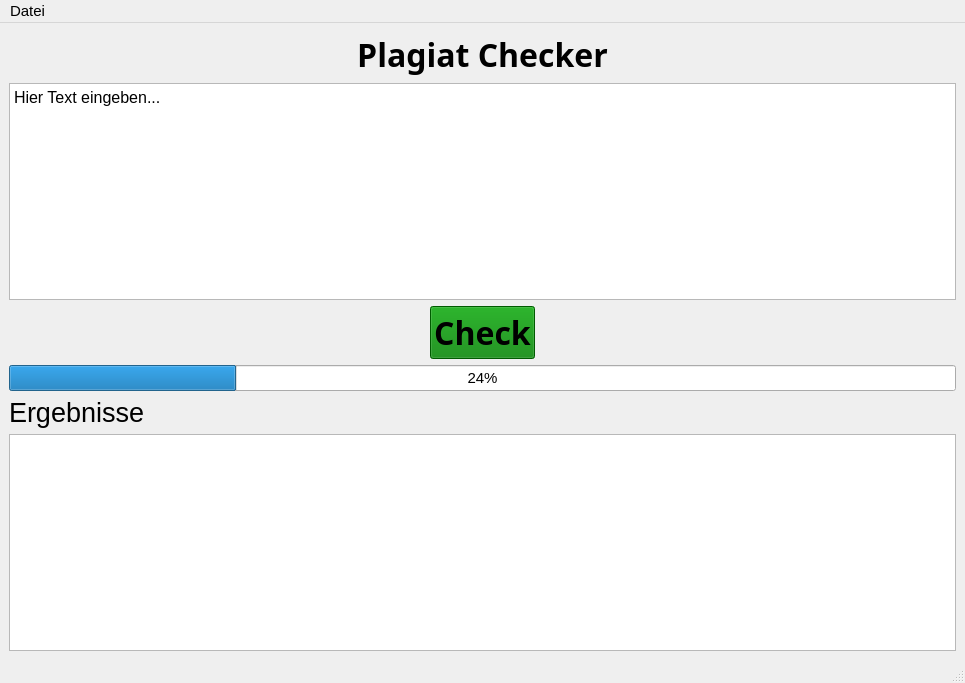
Qt form Qt/frm_main.ui (930C/plagiat-checker) before a commit.
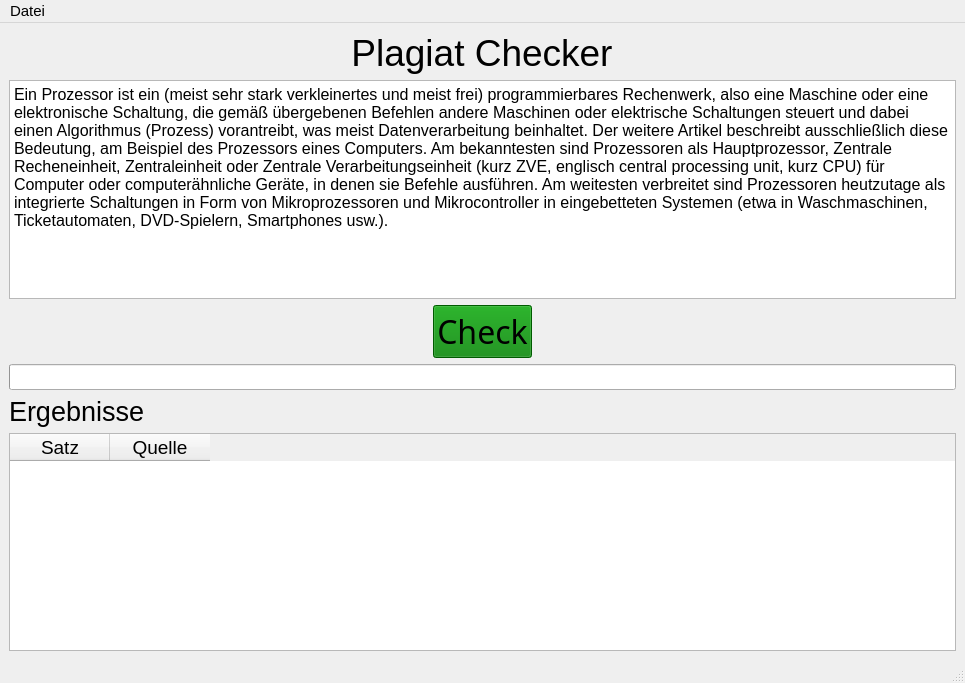
The same form after that commit.

```diff
--- a/Qt/frm_main.ui
+++ b/Qt/frm_main.ui
@@ -16,54 +16,30 @@
    </font>
   </property>
   <property name="windowTitle">
-   <string>MainWindow</string>
+   <string>Plagiat Checker v1</string>
+  </property>
+  <property name="toolButtonStyle">
+   <enum>Qt::ToolButtonIconOnly</enum>
+  </property>
+  <property name="tabShape">
+   <enum>QTabWidget::Rounded</enum>
   </property>
   <widget class="QWidget" name="centralwidget">
    <layout class="QGridLayout" name="gridLayout">
-    <item row="0" column="0" alignment="Qt::AlignHCenter">
-     <widget class="QLabel" name="lb_plagiatChecker">
-      <property name="baseSize">
-       <size>
-        <width>2</width>
-        <height>0</height>
-       </size>
-      </property>
-      <property name="font">
-       <font>
-        <family>Noto Sans Display Bold</family>
-        <pointsize>24</pointsize>
-        <weight>75</weight>
-        <italic>false</italic>
-        <bold>true</bold>
-       </font>
-      </property>
-      <property name="text">
-       <string>Plagiat Checker</string>
-      </property>
-      <property name="alignment">
-       <set>Qt::AlignCenter</set>
-      </property>
-     </widget>
-    </item>
-    <item row="1" column="0">
-     <widget class="QPlainTextEdit" name="te_input">
-      <property name="baseSize">
-       <size>
-        <width>2</width>
-        <height>0</height>
-       </size>
-      </property>
-      <property name="font">
-       <font>
-        <pointsize>12</pointsize>
-       </font>
-      </property>
-      <property name="plainText">
-       <string>Hier Text eingeben...</string>
-      </property>
-     </widget>
-    </item>
     <item row="5" column="0">
+     <widget class="QProgressBar" name="progressBar">
+      <property name="value">
+       <number>0</number>
+      </property>
+      <property name="invertedAppearance">
+       <bool>false</bool>
+      </property>
+      <property name="format">
+       <string/>
+      </property>
+     </widget>
+    </item>
+    <item row="6" column="0">
      <widget class="QLabel" name="lb_ergebnisse">
       <property name="baseSize">
        <size>
@@ -84,20 +60,25 @@
       </property>
      </widget>
     </item>
-    <item row="4" column="0">
-     <widget class="QProgressBar" name="progressBar">
-      <property name="baseSize">
-       <size>
-        <width>2</width>
-        <height>0</height>
-       </size>
+    <item row="0" column="0" alignment="Qt::AlignHCenter">
+     <widget class="QLabel" name="lb_plagiatChecker">
+      <property name="enabled">
+       <bool>true</bool>
       </property>
-      <property name="value">
-       <number>24</number>
+      <property name="font">
+       <font>
+        <pointsize>28</pointsize>
+       </font>
+      </property>
+      <property name="text">
+       <string>Plagiat Checker</string>
+      </property>
+      <property name="alignment">
+       <set>Qt::AlignCenter</set>
       </property>
      </widget>
     </item>
-    <item row="2" column="0" alignment="Qt::AlignHCenter">
+    <item row="4" column="0" alignment="Qt::AlignHCenter">
      <widget class="QPushButton" name="bt_check">
       <property name="baseSize">
        <size>
@@ -109,9 +90,6 @@
        <font>
         <family>Noto Sans Display Bold</family>
         <pointsize>24</pointsize>
-        <weight>75</weight>
-        <italic>false</italic>
-        <bold>true</bold>
        </font>
       </property>
       <property name="cursor">
@@ -129,7 +107,7 @@
       </property>
      </widget>
     </item>
-    <item row="6" column="0">
+    <item row="7" column="0">
      <widget class="QTableWidget" name="tv_ergebnisse">
       <property name="baseSize">
        <size>
@@ -142,6 +120,31 @@
         <pointsize>14</pointsize>
        </font>
       </property>
+      <property name="sizeAdjustPolicy">
+       <enum>QAbstractScrollArea::AdjustToContentsOnFirstShow</enum>
+      </property>
+      <column>
+       <property name="text">
+        <string>Satz</string>
+       </property>
+      </column>
+      <column>
+       <property name="text">
+        <string>Quelle</string>
+       </property>
+      </column>
+     </widget>
+    </item>
+    <item row="1" column="0">
+     <widget class="QPlainTextEdit" name="te_input">
+      <property name="font">
+       <font>
+        <pointsize>12</pointsize>
+       </font>
+      </property>
+      <property name="plainText">
+       <string>Ein Prozessor ist ein (meist sehr stark verkleinertes und meist frei) programmierbares Rechenwerk, also eine Maschine oder eine elektronische Schaltung, die gemäß übergebenen Befehlen andere Maschinen oder elektrische Schaltungen steuert und dabei einen Algorithmus (Prozess) vorantreibt, was meist Datenverarbeitung beinhaltet. Der weitere Artikel beschreibt ausschließlich diese Bedeutung, am Beispiel des Prozessors eines Computers. Am bekanntesten sind Prozessoren als Hauptprozessor, Zentrale Recheneinheit, Zentraleinheit oder Zentrale Verarbeitungseinheit (kurz ZVE, englisch central processing unit, kurz CPU) für Computer oder computerähnliche Geräte, in denen sie Befehle ausführen. Am weitesten verbreitet sind Prozessoren heutzutage als integrierte Schaltungen in Form von Mikroprozessoren und Mikrocontroller in eingebetteten Systemen (etwa in Waschmaschinen, Ticketautomaten, DVD-Spielern, Smartphones usw.). </string>
+      </property>
      </widget>
     </item>
    </layout>
```
Left out of the diff: 30 changed lines with no effect on the pictures.
